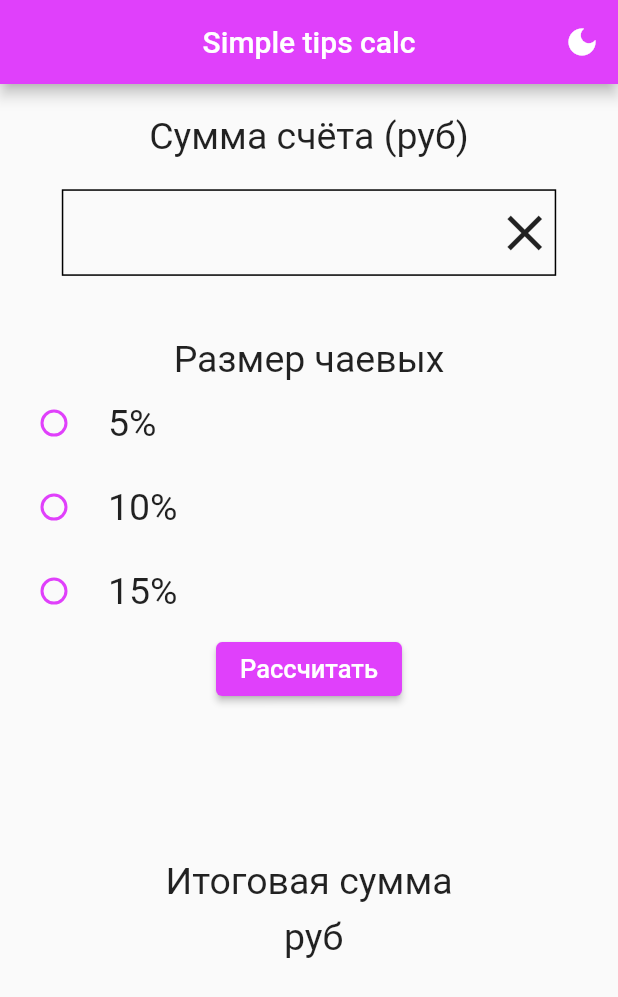
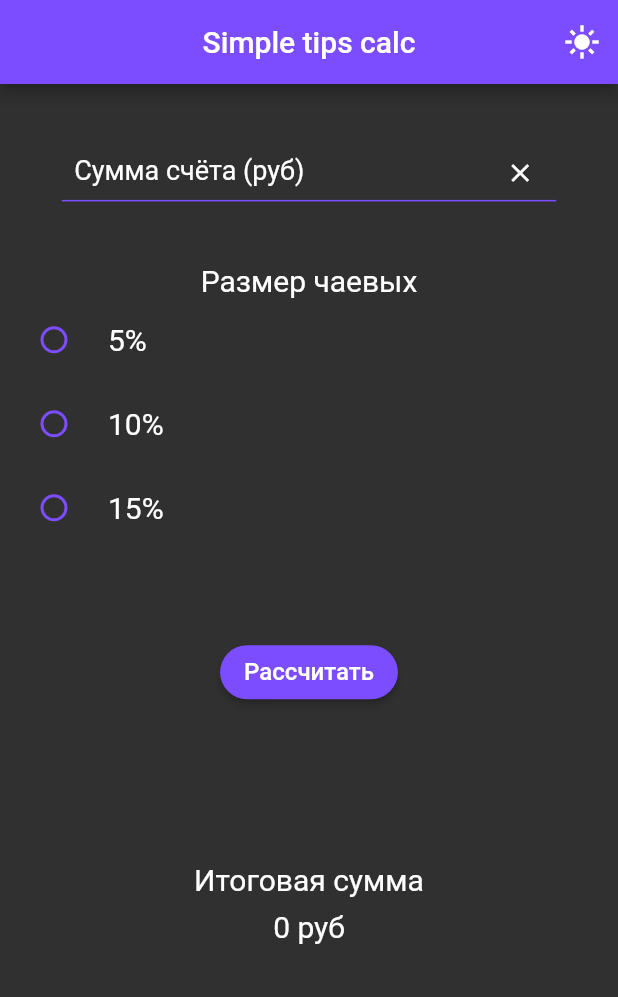
Before and after one commit to DefBritva/simple_calc_hw, a Flutter app: the screen it shows after launch, on a phone screen of 412 x 824 dp. Shown: the top 997 px of the screen. Run offline on Flutter 3.47's test engine with Material 2 defaults, Android fonts, the light colour scheme and no system bars; our stand-ins replace bloc, equatable, flutter_bloc.

Commit message:
some fixes

```diff
--- a/lib/core/bloc/state.dart
+++ b/lib/core/bloc/state.dart
@@ -21,10 +21,10 @@ abstract class AppState extends Equatable {
 
 class InitialState extends AppState {
   const InitialState(super.themeData,
-      [super.result = '', super.percent = -1, super.userInput = '']);
+      [super.result = '0', super.percent = -1, super.userInput = '']);
 }
 
 class MainPageState extends AppState {
   const MainPageState(super.themeData,
-      [super.result = '', super.percent = -1, super.userInput = '']);
+      [super.result = '0', super.percent = -1, super.userInput = '']);
 }
--- a/lib/core/styles/my_text_style.dart
+++ b/lib/core/styles/my_text_style.dart
@@ -1,5 +1,5 @@
 import 'package:flutter/material.dart';
 
 class Styles {
-  static const appTextStyle = TextStyle(fontSize: 25);
+  static const appTextStyle = TextStyle(fontSize: 20);
 }
--- a/lib/core/theme/theme.dart
+++ b/lib/core/theme/theme.dart
@@ -1,6 +1,7 @@
 import 'package:flutter/material.dart';
 
 ThemeData lightMode = ThemeData(
+  bottomAppBarTheme: const BottomAppBarTheme(color: Colors.black),
   primaryColor: Colors.purpleAccent,
   brightness: Brightness.light,
   appBarTheme: const AppBarTheme(backgroundColor: Colors.purpleAccent),
@@ -9,6 +10,7 @@ ThemeData lightMode = ThemeData(
 );
 
 ThemeData darkMode = ThemeData(
+    bottomAppBarTheme: const BottomAppBarTheme(color: Colors.white),
     primaryColor: Colors.deepPurpleAccent,
     brightness: Brightness.dark,
     appBarTheme: const AppBarTheme(backgroundColor: Colors.deepPurpleAccent),
@@ -16,7 +18,7 @@ ThemeData darkMode = ThemeData(
         primary: Colors.deepPurpleAccent, secondary: Colors.white));
 
 class ThemeChanger {
-  ThemeData _themeData = lightMode;
+  ThemeData _themeData = darkMode;
 
   ThemeData get themeData => _themeData;
 
@@ -25,10 +27,10 @@ class ThemeChanger {
   }
 
   void toggleTheme() {
-    if (_themeData == lightMode) {
+    if (_themeData == darkMode) {
+      themeData = lightMode;
+    } else {
       themeData = darkMode;
-    } else {
-      themeData = lightMode;
     }
   }
 }
--- a/lib/features/main/main_page.dart
+++ b/lib/features/main/main_page.dart
@@ -1,6 +1,6 @@
 import 'package:flutter/material.dart';
-import 'package:simple_calc_hw/features/main/presentation/app_bar.dart';
-import 'package:simple_calc_hw/features/main/presentation/body.dart';
+import 'package:simple_calc_hw/features/main/presentation/widgets/app_bar.dart';
+import 'package:simple_calc_hw/features/main/presentation/widgets/body.dart';
 
 class MainPage extends StatelessWidget {
   const MainPage({super.key});
--- a/lib/features/main/presentation/body.dart
+++ /dev/null
@@ -1,192 +0,0 @@
-import 'package:flutter/material.dart';
-import 'package:flutter_bloc/flutter_bloc.dart';
-import 'package:simple_calc_hw/core/bloc/bloc.dart';
-import 'package:simple_calc_hw/core/styles/my_text_style.dart';
-
-class CalcBody extends StatefulWidget {
-  const CalcBody({super.key});
-
-  @override
-  State<CalcBody> createState() => _CalcBodyState();
-}
-
-class _CalcBodyState extends State<CalcBody> {
-  final _inputController = TextEditingController();
-  String input = '';
-
-  @override
-  Widget build(BuildContext context) {
-    final height = MediaQuery.of(context).size.height;
-    final width = MediaQuery.of(context).size.width;
-    return Align(
-      alignment: Alignment.center,
-      child: Column(
-        children: [
-          Padding(
-            padding: EdgeInsets.symmetric(vertical: height * 0.025),
-            child: const Text(
-              'Сумма счёта (руб)',
-              style: Styles.appTextStyle,
-            ),
-          ),
-          Container(
-            height: height * 0.07,
-            width: width * 0.8,
-            decoration: BoxDecoration(
-                border:
-                    Border.all(color: Theme.of(context).colorScheme.secondary)),
-            child: Padding(
-              padding:
-                  EdgeInsets.only(left: width * 0.02, bottom: height * 0.01),
-              child: Row(children: [
-                UserInput(inputContoller: _inputController),
-                IconButton(
-                    onPressed: () {
-                      _inputController.clear();
-                      input = _inputController.text;
-                      context.read<AppBloc>().add(LoadInput(input));
-                    },
-                    icon: const Icon(
-                      Icons.close_outlined,
-                      size: 40,
-                    ))
-              ]),
-            ),
-          ),
-          Padding(
-            padding: EdgeInsets.only(top: height * 0.05),
-            child: const Text(
-              'Размер чаевых',
-              style: Styles.appTextStyle,
-            ),
-          ),
-          const RadiosWidget(),
-          ElevatedButton(
-              onPressed: () {
-                input = _inputController.text;
-                context.read<AppBloc>().add(CalculateButtonPressed(input));
-                FocusManager.instance.primaryFocus?.unfocus();
-              },
-              child: const Text(
-                'Рассчитать',
-                style: TextStyle(fontSize: 17, color: Colors.white),
-              )),
-          SizedBox(
-            height: height * 0.125,
-          ),
-          const Text(
-            'Итоговая сумма',
-            style: Styles.appTextStyle,
-          ),
-          SizedBox(
-            height: height * 0.01,
-          ),
-          Text(
-            '${context.watch<AppBloc>().state.result} руб',
-            style: Styles.appTextStyle,
-          ),
-        ],
-      ),
-    );
-  }
-
-  @override
-  void dispose() {
-    _inputController.dispose();
-    super.dispose();
-  }
-}
-
-// ignore: must_be_immutable
-class UserInput extends StatelessWidget {
-  final TextEditingController inputContoller;
-  String input = '';
-
-  UserInput({
-    super.key,
-    required this.inputContoller,
-  });
-
-  @override
-  Widget build(BuildContext context) {
-    return Flexible(
-      child: TextField(
-        controller: inputContoller,
-        onSubmitted: (value) {},
-        onChanged: (value) {
-          input = inputContoller.text;
-          context.read<AppBloc>().add(LoadInput(input));
-        },
-        style: Styles.appTextStyle,
-        maxLength: 19,
-        decoration:
-            const InputDecoration(counterText: '', border: InputBorder.none),
-      ),
-    );
-  }
-}
-
-class RadiosWidget extends StatefulWidget {
-  const RadiosWidget({
-    super.key,
-  });
-
-  @override
-  State<RadiosWidget> createState() => _RadiosWidgetState();
-}
-
-class _RadiosWidgetState extends State<RadiosWidget> {
-  int? percent = 0;
-  @override
-  Widget build(BuildContext context) {
-    return Column(
-      children: [
-        RadioListTile(
-            title: const Text(
-              '5%',
-              style: Styles.appTextStyle,
-            ),
-            fillColor: MaterialStateProperty.resolveWith(
-                (states) => Theme.of(context).primaryColor),
-            value: 5,
-            groupValue: percent,
-            onChanged: (val) {
-              setState(() {
-                percent = val;
-                context.read<AppBloc>().add(PercentSelected(percent ?? -1));
-              });
-            }),
-        RadioListTile(
-            title: const Text(
-              '10%',
-              style: Styles.appTextStyle,
-            ),
-            fillColor: MaterialStateProperty.resolveWith(
-                (states) => Theme.of(context).primaryColor),
-            value: 10,
-            groupValue: percent,
-            onChanged: (val) {
-              setState(() {
-                percent = val;
-                context.read<AppBloc>().add(PercentSelected(percent ?? -1));
-              });
-            }),
-        RadioListTile(
-            title: const Text(
-              '15%',
-              style: Styles.appTextStyle,
-            ),
-            fillColor: MaterialStateProperty.resolveWith(
-                (states) => Theme.of(context).primaryColor),
-            value: 15,
-            groupValue: percent,
-            onChanged: (val) {
-              setState(() {
-                percent = val;
-                context.read<AppBloc>().add(PercentSelected(percent ?? -1));
-              });
-            }),
-      ],
-    );
-  }
-}
--- a/lib/features/main/presentation/app_bar.dart
+++ b/lib/features/main/presentation/widgets/app_bar.dart
@@ -13,9 +13,9 @@ class CalcAppBar extends StatelessWidget implements PreferredSizeWidget {
       actions: [
         IconButton(
           onPressed: () => context.read<AppBloc>().add(ThemeButtonPressed()),
-          icon: Theme.of(context).primaryColor == Colors.purpleAccent
-              ? const Icon(Icons.dark_mode_sharp)
-              : const Icon(Icons.light_mode_sharp),
+          icon: Theme.of(context).primaryColor == Colors.deepPurpleAccent
+              ? const Icon(Icons.light_mode_sharp)
+              : const Icon(Icons.dark_mode_sharp),
         )
       ],
     );
--- /dev/null
+++ b/lib/features/main/presentation/widgets/body.dart
@@ -0,0 +1,265 @@
+import 'package:flutter/material.dart';
+import 'package:flutter_bloc/flutter_bloc.dart';
+import 'package:simple_calc_hw/core/bloc/bloc.dart';
+import 'package:simple_calc_hw/core/styles/my_text_style.dart';
+
+class CalcBody extends StatefulWidget {
+  const CalcBody({super.key});
+
+  @override
+  State<CalcBody> createState() => _CalcBodyState();
+}
+
+class _CalcBodyState extends State<CalcBody> {
+  final _inputController = TextEditingController();
+
+  @override
+  Widget build(BuildContext context) {
+    final height = MediaQuery.of(context).size.height;
+    final width = MediaQuery.of(context).size.width;
+    return Align(
+      alignment: Alignment.center,
+      child: Column(
+        children: [
+          SizedBox(height: height * 0.025),
+          UserInputWidget(
+              height: height, width: width, inputController: _inputController),
+          AmountOfTipsTextWidget(height: height),
+          const PercentsWidget(),
+          SizedBox(height: height * 0.07),
+          CalculateButton(inputController: _inputController),
+          SizedBox(height: height * 0.125),
+          const ResultTextWidget(),
+          SizedBox(height: height * 0.01),
+          const ResultTipWidget(),
+        ],
+      ),
+    );
+  }
+
+  @override
+  void dispose() {
+    _inputController.dispose();
+    super.dispose();
+  }
+}
+
+class ResultTipWidget extends StatelessWidget {
+  const ResultTipWidget({
+    super.key,
+  });
+
+  @override
+  Widget build(BuildContext context) {
+    return Text(
+      '${context.watch<AppBloc>().state.result} руб',
+      style: Styles.appTextStyle,
+    );
+  }
+}
+
+class ResultTextWidget extends StatelessWidget {
+  const ResultTextWidget({
+    super.key,
+  });
+
+  @override
+  Widget build(BuildContext context) {
+    return const Text(
+      'Итоговая сумма',
+      style: Styles.appTextStyle,
+    );
+  }
+}
+
+class CalculateButton extends StatelessWidget {
+  const CalculateButton({
+    super.key,
+    required TextEditingController inputController,
+  }) : _inputController = inputController;
+
+  final TextEditingController _inputController;
+
+  @override
+  Widget build(BuildContext context) {
+    return ElevatedButton(
+        style: ButtonStyle(
+            shape: MaterialStateProperty.all<RoundedRectangleBorder>(
+                RoundedRectangleBorder(
+          borderRadius: BorderRadius.circular(18.0),
+        ))),
+        onPressed: () {
+          final input = _inputController.text;
+          context.read<AppBloc>().add(CalculateButtonPressed(input));
+          FocusManager.instance.primaryFocus?.unfocus();
+        },
+        child: const Text(
+          'Рассчитать',
+          style: TextStyle(fontSize: 16, color: Colors.white),
+        ));
+  }
+}
+
+class AmountOfTipsTextWidget extends StatelessWidget {
+  const AmountOfTipsTextWidget({
+    super.key,
+    required this.height,
+  });
+
+  final double height;
+
+  @override
+  Widget build(BuildContext context) {
+    return Padding(
+      padding: EdgeInsets.only(top: height * 0.05),
+      child: const Text(
+        'Размер чаевых',
+        style: Styles.appTextStyle,
+      ),
+    );
+  }
+}
+
+class UserInputWidget extends StatelessWidget {
+  const UserInputWidget({
+    super.key,
+    required this.height,
+    required this.width,
+    required TextEditingController inputController,
+  }) : _inputController = inputController;
+
+  final double height;
+  final double width;
+  final TextEditingController _inputController;
+
+  @override
+  Widget build(BuildContext context) {
+    return Container(
+      height: height * 0.07,
+      width: width * 0.8,
+      decoration: BoxDecoration(
+          border: Border(
+              bottom:
+                  BorderSide(color: Theme.of(context).colorScheme.primary))),
+      child: Padding(
+        padding: EdgeInsets.only(left: width * 0.02, bottom: height * 0.01),
+        child: Row(children: [
+          UserInput(inputContoller: _inputController),
+          Padding(
+            padding: EdgeInsets.only(top: height * 0.025),
+            child: IconButton(
+                onPressed: () {
+                  _inputController.clear();
+
+                  context.read<AppBloc>().add(LoadInput(''));
+                },
+                icon: const Icon(
+                  Icons.close_outlined,
+                  size: 20,
+                )),
+          )
+        ]),
+      ),
+    );
+  }
+}
+
+// ignore: must_be_immutable
+class UserInput extends StatelessWidget {
+  final TextEditingController inputContoller;
+
+  UserInput({
+    super.key,
+    required this.inputContoller,
+  });
+
+  @override
+  Widget build(BuildContext context) {
+    return Flexible(
+      child: TextField(
+        controller: inputContoller,
+        onSubmitted: (value) {},
+        onChanged: (value) {
+          final input = inputContoller.text;
+          context.read<AppBloc>().add(LoadInput(input));
+        },
+        style: const TextStyle(),
+        maxLength: 33,
+        decoration: InputDecoration(
+          hintText: 'Сумма счёта (руб)',
+          contentPadding:
+              EdgeInsets.only(top: MediaQuery.of(context).size.height * 0.03),
+          hintStyle: TextStyle(
+              color: Theme.of(context).bottomAppBarTheme.color, fontSize: 18),
+          counterText: '',
+          border: InputBorder.none,
+        ),
+      ),
+    );
+  }
+}
+
+class PercentsWidget extends StatefulWidget {
+  const PercentsWidget({
+    super.key,
+  });
+
+  @override
+  State<PercentsWidget> createState() => _PercentsWidgetState();
+}
+
+class _PercentsWidgetState extends State<PercentsWidget> {
+  int? percent = 0;
+  @override
+  Widget build(BuildContext context) {
+    return Column(
+      children: [
+        RadioListTile(
+            title: const Text(
+              '5%',
+              style: Styles.appTextStyle,
+            ),
+            fillColor: MaterialStateProperty.resolveWith(
+                (states) => Theme.of(context).primaryColor),
+            value: 5,
+            groupValue: percent,
+            onChanged: (val) {
+              setState(() {
+                percent = val;
+                context.read<AppBloc>().add(PercentSelected(percent ?? -1));
+              });
+            }),
+        RadioListTile(
+            title: const Text(
+              '10%',
+              style: Styles.appTextStyle,
+            ),
+            fillColor: MaterialStateProperty.resolveWith(
+                (states) => Theme.of(context).primaryColor),
+            value: 10,
+            groupValue: percent,
+            onChanged: (val) {
+              setState(() {
+                percent = val;
+                context.read<AppBloc>().add(PercentSelected(percent ?? -1));
+              });
+            }),
+        RadioListTile(
+            title: const Text(
+              '15%',
+              style: Styles.appTextStyle,
+            ),
+            fillColor: MaterialStateProperty.resolveWith(
+                (states) => Theme.of(context).primaryColor),
+            value: 15,
+            groupValue: percent,
+            onChanged: (val) {
+              setState(() {
+                percent = val;
+                context.read<AppBloc>().add(PercentSelected(percent ?? -1));
+              });
+            }),
+      ],
+    );
+  }
+}
```
Also changed, not shown: lib/features/main/presentation/widgets/amount_of_tips_text_widget.dart (added), lib/features/main/presentation/widgets/calculate_button.dart (added), lib/features/main/presentation/widgets/result_text_widget.dart (added), lib/features/main/presentation/widgets/result_tip_widget.dart (added), lib/features/main/presentation/widgets/user_input_widget.dart (added).
